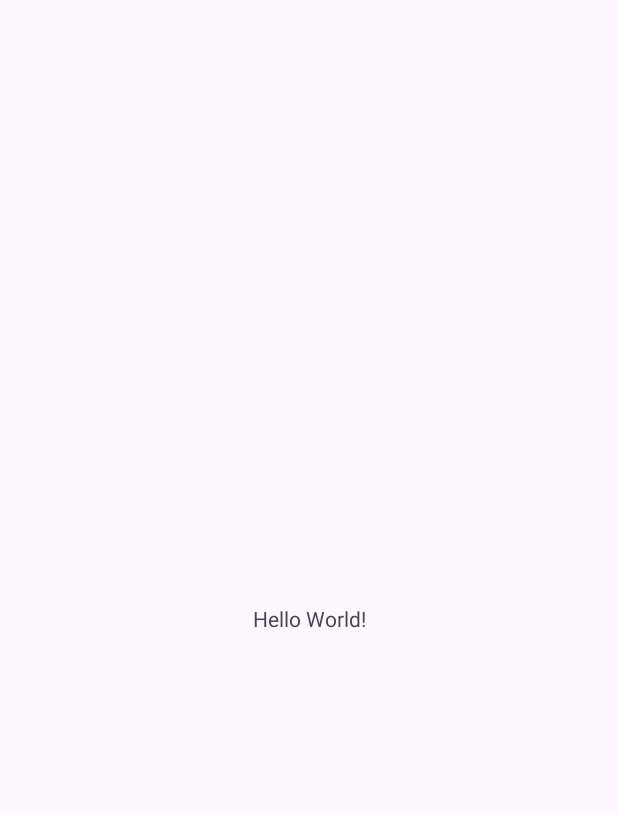
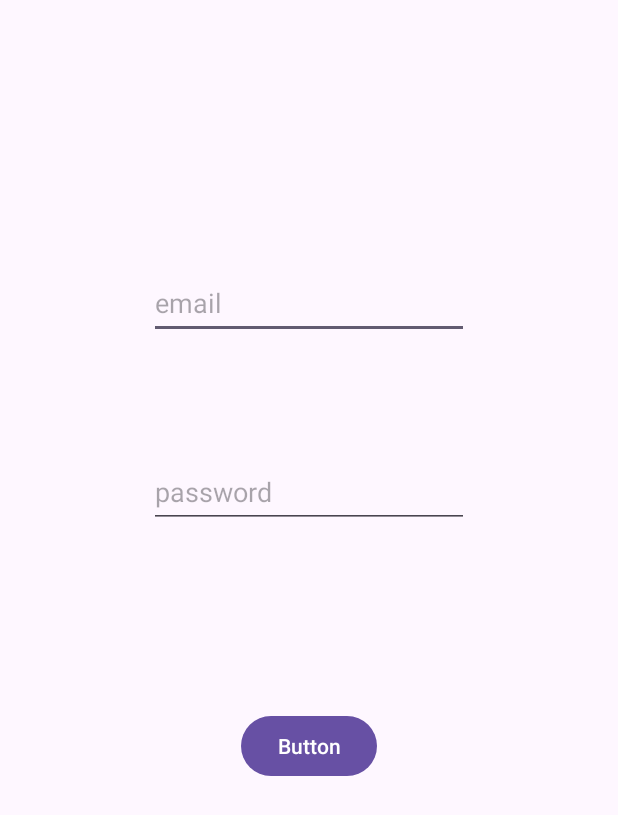
Before and after one commit to B4N4N41C/CoffeeGoAndroid, an Android app: the screen it shows after launch (MainActivity before the commit, Auth after it), on a phone screen of 412 x 824 dp. Before the commit the part shown is almost empty. Shown: the top 815 px of the screen. Run offline under Robolectric (Android 15) with nearby library versions, the phone set to English and light mode, and no system bars.

Commit message:
Добавлен экран регистрации(Просто набросок дизайна)
Signed-off-by: Nikolay Mochalin <mochalin.nikolay2017@yandex.ru>

```diff
--- a/app/src/main/AndroidManifest.xml
+++ b/app/src/main/AndroidManifest.xml
@@ -1,6 +1,6 @@
 <?xml version="1.0" encoding="utf-8"?>
 <manifest xmlns:android="http://schemas.android.com/apk/res/android"
-    xmlns:tools="http://schemas.android.com/tools">
+    xmlns:tools="http://schemas.android.com/tools" >
 
     <application
         android:allowBackup="true"
@@ -11,15 +11,19 @@
         android:roundIcon="@mipmap/ic_launcher_round"
         android:supportsRtl="true"
         android:theme="@style/Theme.CoffeeGoAndroid"
-        tools:targetApi="31">
+        tools:targetApi="31" >
         <activity
-            android:name=".MainActivity"
+            android:name=".Auth"
             android:exported="true">
             <intent-filter>
                 <action android:name="android.intent.action.MAIN" />
-
                 <category android:name="android.intent.category.LAUNCHER" />
             </intent-filter>
+        </activity>
+        <activity
+            android:name=".MainActivity"
+            android:exported="true" >
+
         </activity>
     </application>
 
--- /dev/null
+++ b/app/src/main/java/ru/mochalin/coffeegoandroid/Auth.kt
@@ -0,0 +1,20 @@
+package ru.mochalin.coffeegoandroid
+
+import android.os.Bundle
+import androidx.activity.enableEdgeToEdge
+import androidx.appcompat.app.AppCompatActivity
+import androidx.core.view.ViewCompat
+import androidx.core.view.WindowInsetsCompat
+
+class Auth : AppCompatActivity() {
+    override fun onCreate(savedInstanceState: Bundle?) {
+        super.onCreate(savedInstanceState)
+        enableEdgeToEdge()
+        setContentView(R.layout.activity_auth)
+        ViewCompat.setOnApplyWindowInsetsListener(findViewById(R.id.main)) { v, insets ->
+            val systemBars = insets.getInsets(WindowInsetsCompat.Type.systemBars())
+            v.setPadding(systemBars.left, systemBars.top, systemBars.right, systemBars.bottom)
+            insets
+        }
+    }
+}
--- /dev/null
+++ b/app/src/main/res/layout/activity_auth.xml
@@ -0,0 +1,52 @@
+<?xml version="1.0" encoding="utf-8"?>
+<androidx.constraintlayout.widget.ConstraintLayout xmlns:android="http://schemas.android.com/apk/res/android"
+    xmlns:app="http://schemas.android.com/apk/res-auto"
+    xmlns:tools="http://schemas.android.com/tools"
+    android:id="@+id/main"
+    android:layout_width="match_parent"
+    android:layout_height="match_parent"
+    tools:context=".Auth">
+
+    <Button
+        android:id="@+id/button"
+        android:layout_width="wrap_content"
+        android:layout_height="wrap_content"
+        android:layout_marginStart="160dp"
+        android:layout_marginTop="121dp"
+        android:layout_marginEnd="160dp"
+        android:text="Button"
+        app:layout_constraintEnd_toEndOf="parent"
+        app:layout_constraintStart_toStartOf="parent"
+        app:layout_constraintTop_toBottomOf="@+id/editTextTextPassword" />
+
+    <EditText
+        android:id="@+id/editTextTextEmailAddress"
+        android:layout_width="wrap_content"
+        android:layout_height="wrap_content"
+        android:layout_marginStart="100dp"
+        android:layout_marginTop="178dp"
+        android:layout_marginEnd="100dp"
+        android:ems="10"
+        android:hint="@string/email"
+        android:inputType="textEmailAddress"
+        android:minHeight="48dp"
+        app:layout_constraintEnd_toEndOf="parent"
+        app:layout_constraintStart_toStartOf="parent"
+        app:layout_constraintTop_toTopOf="parent" />
+
+    <EditText
+        android:id="@+id/editTextTextPassword"
+        android:layout_width="wrap_content"
+        android:layout_height="wrap_content"
+        android:layout_marginStart="100dp"
+        android:layout_marginTop="78dp"
+        android:layout_marginEnd="100dp"
+        android:ems="10"
+        android:hint="@string/password"
+        android:inputType="textPassword"
+        android:minHeight="48dp"
+        app:layout_constraintEnd_toEndOf="parent"
+        app:layout_constraintStart_toStartOf="parent"
+        app:layout_constraintTop_toBottomOf="@+id/editTextTextEmailAddress" />
+
+</androidx.constraintlayout.widget.ConstraintLayout>
--- /dev/null
+++ b/app/src/main/res/values-night/strings.xml
@@ -0,0 +1,4 @@
+<?xml version="1.0" encoding="utf-8"?>
+<resources>
+    <string name="password">password</string>
+</resources>
--- a/app/src/main/res/values/strings.xml
+++ b/app/src/main/res/values/strings.xml
@@ -1,3 +1,5 @@
 <resources>
     <string name="app_name">CoffeeGoAndroid</string>
+    <string name="email">email</string>
+    <string name="password">password</string>
 </resources>
```
